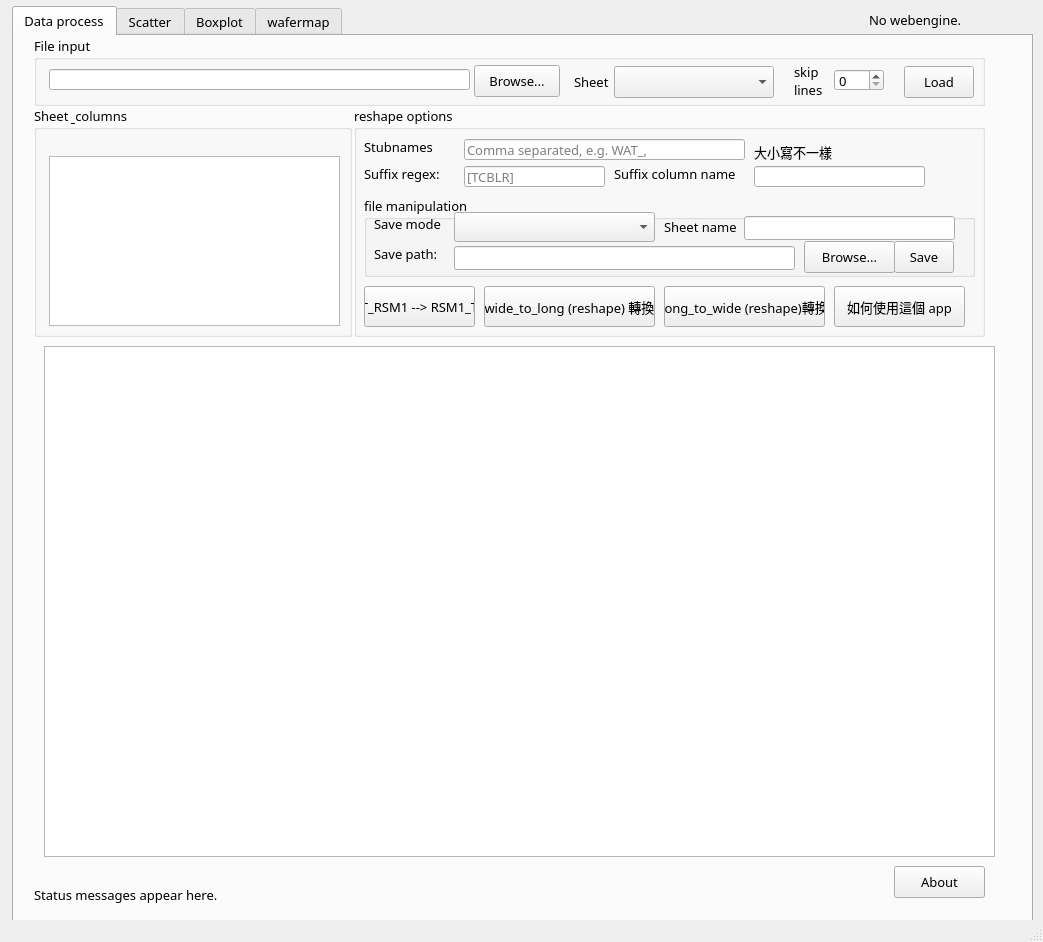
Before: the Qt Designer form mainwindow-win.ui in cnwang406/p-chart, drawn with Qt 5.
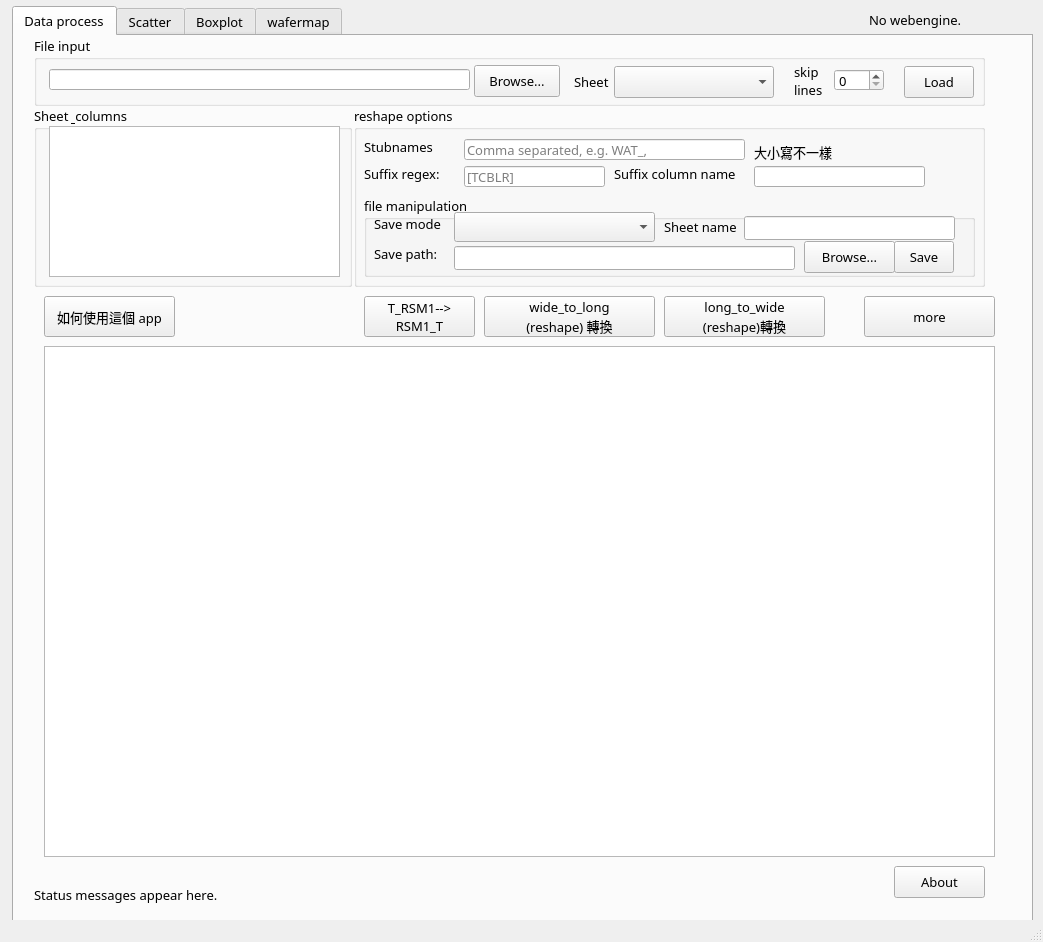
After: the same form once the commit is applied.

The edit to the form file:
```diff
--- a/mainwindow-win.ui
+++ b/mainwindow-win.ui
@@ -193,7 +193,7 @@
         <x>20</x>
         <y>70</y>
         <width>318</width>
-        <height>231</height>
+       <height>181</height>
        </rect>
       </property>
       <property name="font">
@@ -229,9 +229,9 @@
        <property name="geometry">
         <rect>
          <x>15</x>
-         <y>50</y>
+        <y>20</y>
          <width>291</width>
-         <height>170</height>
+        <height>151</height>
         </rect>
        </property>
        <property name="font">
@@ -290,7 +290,7 @@
         <x>340</x>
         <y>70</y>
         <width>631</width>
-        <height>231</height>
+       <height>181</height>
        </rect>
       </property>
       <property name="font">
@@ -428,53 +428,6 @@
         <string>合併起來的叫什麼, 一般是 site</string>
        </property>
       </widget>
-      <widget class="QPushButton" name="meltButton">
-       <property name="geometry">
-        <rect>
-         <x>130</x>
-         <y>180</y>
-         <width>171</width>
-         <height>41</height>
-        </rect>
-       </property>
-       <property name="font">
-        <font>
-         <family>Cascadia Next TC</family>
-         <pointsize>10</pointsize>
-        </font>
-       </property>
-       <property name="toolTip">
-        <string>Lets go</string>
-       </property>
-       <property name="statusTip">
-        <string>開始轉換！</string>
-       </property>
-       <property name="whatsThis">
-        <string/>
-       </property>
-       <property name="text">
-        <string>wide_to_long (reshape) 轉換</string>
-       </property>
-      </widget>
-      <widget class="QPushButton" name="infoButton">
-       <property name="geometry">
-        <rect>
-         <x>480</x>
-         <y>180</y>
-         <width>131</width>
-         <height>41</height>
-        </rect>
-       </property>
-       <property name="font">
-        <font>
-         <family>Cascadia Next TC</family>
-         <pointsize>10</pointsize>
-        </font>
-       </property>
-       <property name="text">
-        <string>如何使用這個 app</string>
-       </property>
-      </widget>
       <widget class="QLabel" name="stubnamesLabel_2">
        <property name="geometry">
         <rect>
@@ -665,62 +618,6 @@
         </property>
        </widget>
       </widget>
-      <widget class="QPushButton" name="convertColumnButton">
-       <property name="geometry">
-        <rect>
-         <x>10</x>
-         <y>180</y>
-         <width>111</width>
-         <height>41</height>
-        </rect>
-       </property>
-       <property name="font">
-        <font>
-         <family>Cascadia Next TC</family>
-         <pointsize>10</pointsize>
-        </font>
-       </property>
-       <property name="toolTip">
-        <string>^([TLBCR])_(</string>
-       </property>
-       <property name="statusTip">
-        <string>^([TLBCR])_(.+)-&gt;^(.+)_([TLBCR])</string>
-       </property>
-       <property name="whatsThis">
-        <string/>
-       </property>
-       <property name="text">
-        <string>T_RSM1 --&gt; RSM1_T</string>
-       </property>
-      </widget>
-      <widget class="QPushButton" name="melt2Button">
-       <property name="geometry">
-        <rect>
-         <x>310</x>
-         <y>180</y>
-         <width>161</width>
-         <height>41</height>
-        </rect>
-       </property>
-       <property name="font">
-        <font>
-         <family>Cascadia Next TC</family>
-         <pointsize>10</pointsize>
-        </font>
-       </property>
-       <property name="toolTip">
-        <string>Lets go</string>
-       </property>
-       <property name="statusTip">
-        <string>開始轉換！</string>
-       </property>
-       <property name="whatsThis">
-        <string/>
-       </property>
-       <property name="text">
-        <string>long_to_wide (reshape)轉換</string>
-       </property>
-      </widget>
      </widget>
      <widget class="QPushButton" name="aboutButton">
       <property name="geometry">
@@ -760,6 +657,131 @@
        </font>
       </property>
      </widget>
+    <widget class="QPushButton" name="infoButton">
+     <property name="geometry">
+      <rect>
+       <x>30</x>
+       <y>260</y>
+       <width>131</width>
+       <height>41</height>
+      </rect>
+     </property>
+     <property name="font">
+      <font>
+       <family>Cascadia Next TC</family>
+       <pointsize>10</pointsize>
+      </font>
+     </property>
+     <property name="text">
+      <string>如何使用這個 app</string>
+     </property>
+    </widget>
+    <widget class="QPushButton" name="melt2Button">
+     <property name="geometry">
+      <rect>
+       <x>650</x>
+       <y>260</y>
+       <width>161</width>
+       <height>41</height>
+      </rect>
+     </property>
+     <property name="font">
+      <font>
+       <family>Cascadia Next TC</family>
+       <pointsize>10</pointsize>
+      </font>
+     </property>
+     <property name="toolTip">
+      <string>Lets go</string>
+     </property>
+     <property name="statusTip">
+      <string>開始轉換！</string>
+     </property>
+     <property name="whatsThis">
+      <string/>
+     </property>
+     <property name="text">
+      <string>long_to_wide
+(reshape)轉換</string>
+     </property>
+    </widget>
+    <widget class="QPushButton" name="meltButton">
+     <property name="geometry">
+      <rect>
+       <x>470</x>
+       <y>260</y>
+       <width>171</width>
+       <height>41</height>
+      </rect>
+     </property>
+     <property name="font">
+      <font>
+       <family>Cascadia Next TC</family>
+       <pointsize>10</pointsize>
+      </font>
+     </property>
+     <property name="toolTip">
+      <string>Lets go</string>
+     </property>
+     <property name="statusTip">
+      <string>開始轉換！</string>
+     </property>
+     <property name="whatsThis">
+      <string/>
+     </property>
+     <property name="text">
+      <string>wide_to_long
+(reshape) 轉換</string>
+     </property>
+    </widget>
+    <widget class="QPushButton" name="convertColumnButton">
+     <property name="geometry">
+      <rect>
+       <x>350</x>
+       <y>260</y>
+       <width>111</width>
+       <height>41</height>
+      </rect>
+     </property>
+     <property name="font">
+      <font>
+       <family>Cascadia Next TC</family>
+       <pointsize>10</pointsize>
+      </font>
+     </property>
+     <property name="toolTip">
+      <string>^([TLBCR])_(</string>
+     </property>
+     <property name="statusTip">
+      <string>^([TLBCR])_(.+)-&gt;^(.+)_([TLBCR])</string>
+     </property>
+     <property name="whatsThis">
+      <string/>
+     </property>
+     <property name="text">
+      <string>T_RSM1--&gt;
+RSM1_T</string>
+     </property>
+    </widget>
+    <widget class="QPushButton" name="dataManipulationButton">
+     <property name="geometry">
+      <rect>
+       <x>850</x>
+       <y>260</y>
+       <width>131</width>
+       <height>41</height>
+      </rect>
+     </property>
+     <property name="font">
+      <font>
+       <family>Cascadia Next TC</family>
+       <pointsize>10</pointsize>
+      </font>
+     </property>
+     <property name="text">
+      <string>more</string>
+     </property>
+    </widget>
     </widget>
     <widget class="QWidget" name="tabScatter">
      <attribute name="title">
```
Lines whose indentation alone changed are shown as unchanged.
